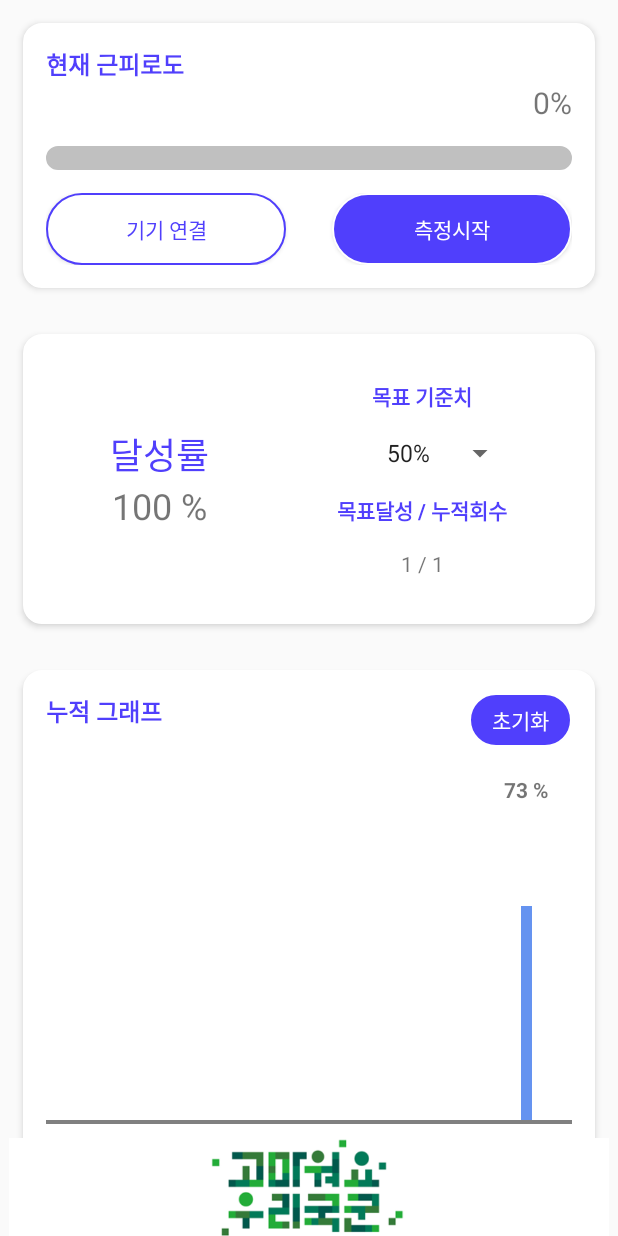
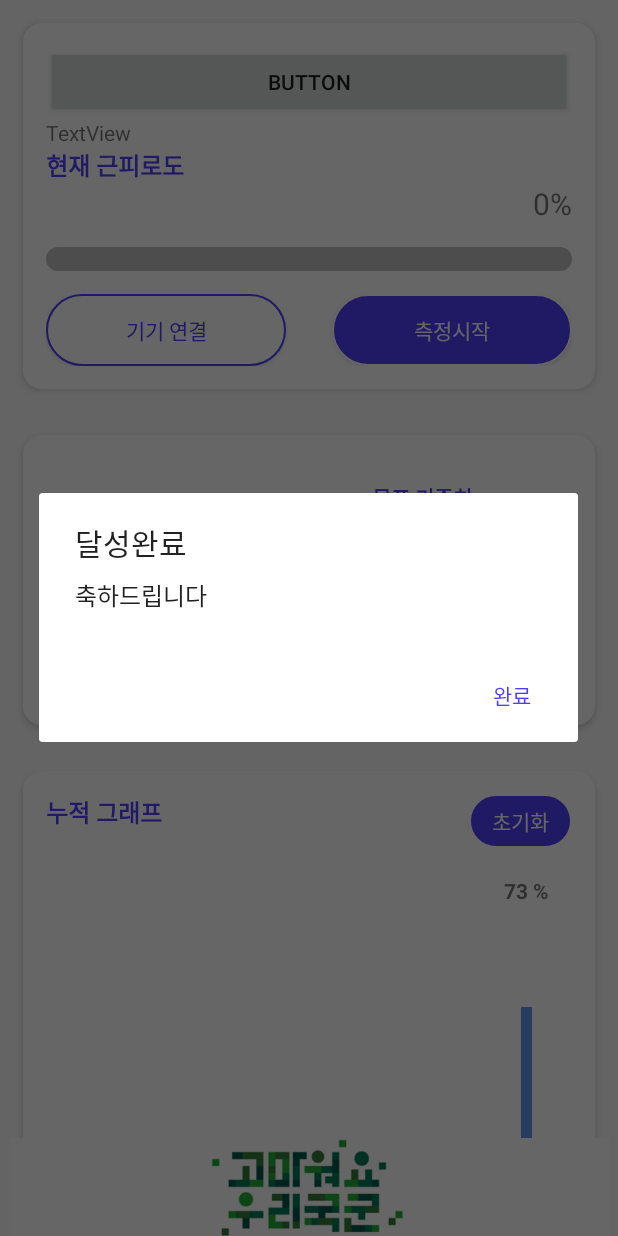
Before and after one commit to islandparadise14/gym, an Android app: the screen it shows after launch (MainActivity), after a tap on "측정시작", on a phone screen of 412 x 824 dp. Run offline under Robolectric (Android 15) with nearby library versions, the phone set to English and light mode, and no system bars; our stand-ins replace ButterKnife; libraries missing offline, so code that uses them is left out: app.akexorcist.bluetotohspp; 5 statements that could not run were skipped.

Commit message:
last commit

```diff
--- a/app/src/main/java/com/example/myofilament/ListFragment.java
+++ b/app/src/main/java/com/example/myofilament/ListFragment.java
@@ -1,8 +1,12 @@
 package com.example.myofilament;
 
 import android.app.Activity;
+import android.app.AlertDialog;
 import android.bluetooth.BluetoothAdapter;
+import android.content.Context;
+import android.content.DialogInterface;
 import android.content.Intent;
+import android.media.MediaPlayer;
 import android.net.Uri;
 import android.os.Bundle;
 import android.support.v4.app.Fragment;
@@ -44,6 +48,9 @@ public class ListFragment extends Fragment {
     SharedPrefManager msharedPrefs;
     TextView reset;
     private BluetoothSPP bt;
+
+
+
 
     TextView sample;
 
@@ -105,6 +112,8 @@ public class ListFragment extends Fragment {
 
         setMainscroll();
 
+        final TextView test = (TextView)view.findViewById(R.id.test);
+
         if (!bt.isBluetoothAvailable()) { //블루투스 사용 불가
             Toast.makeText(getActivity()
                     , "Bluetooth is not available"
@@ -114,7 +123,7 @@ public class ListFragment extends Fragment {
 
         bt.setOnDataReceivedListener(new BluetoothSPP.OnDataReceivedListener() { //데이터 수신
             public void onDataReceived(byte[] data, String message) {
-                Toast.makeText(getActivity(), message, Toast.LENGTH_SHORT).show();
+                test.setText(data.toString());
             }
         });
 
@@ -148,7 +157,7 @@ public class ListFragment extends Fragment {
             }
         });
 
-
+        setup();
         return view;
     }
 
@@ -170,6 +179,7 @@ public class ListFragment extends Fragment {
         msharedPrefs.setList(mainData);
         mListener = null;
         bt.stopService();
+        ((MainActivity)getActivity()).resetmedia();
     }
 
     public interface OnFragmentInteractionListener {
@@ -192,7 +202,12 @@ public class ListFragment extends Fragment {
     }
 
     public void setup() {
-
+        Button btnSend = view.findViewById(R.id.btnSend); //데이터 전송
+        btnSend.setOnClickListener(new View.OnClickListener() {
+            public void onClick(View v) {
+                bt.send("Text", true);
+            }
+        });
     }
 
     public void onActivityResult(int requestCode, int resultCode, Intent data) {
@@ -232,12 +247,35 @@ public class ListFragment extends Fragment {
         startsave.setOnClickListener(new View.OnClickListener() {
             @Override
             public void onClick(View v) {
-                mainData.add((int)((double)Math.random()*100));
+                int input = (int)((double)Math.random()*100);
+                if(input>50 + spinner.getSelectedItemPosition()*5){
+                    ((MainActivity)getActivity()).startmedia();
+
+                    AlertDialog.Builder alertDialogBuilder = new AlertDialog.Builder(
+                            getActivity());
+
+                    // 제목셋팅
+                    alertDialogBuilder.setTitle("달성완료");
+                    alertDialogBuilder
+                            .setMessage("축하드립니다")
+                            .setCancelable(false)
+                            .setPositiveButton("완료",
+                                    new DialogInterface.OnClickListener() {
+                                        public void onClick(
+                                                DialogInterface dialog, int id) {
+                                            ((MainActivity)getActivity()).stopmedia();
+                                        }
+                                    });
+                    AlertDialog alertDialog = alertDialogBuilder.create();
+                    alertDialog.show();
+                }
+                mainData.add(input);
                 calculation();
                 setRecyclerView();
                 setMainscroll();
             }
         });
+
 
     }
 
--- a/app/src/main/java/com/example/myofilament/MainActivity.java
+++ b/app/src/main/java/com/example/myofilament/MainActivity.java
@@ -1,6 +1,7 @@
 package com.example.myofilament;
 
 import android.content.Intent;
+import android.media.MediaPlayer;
 import android.net.Uri;
 import android.os.Handler;
 import android.support.v4.app.Fragment;
@@ -9,6 +10,7 @@ import android.support.v7.app.AppCompatActivity;
 import android.os.Bundle;
 import android.view.View;
 import android.widget.ArrayAdapter;
+import android.widget.Button;
 import android.widget.ImageView;
 import android.widget.Spinner;
 
@@ -18,6 +20,7 @@ public class MainActivity extends AppCompatActivity {
     ImageView imageView;
     int pageNumber = 0;
     FragmentManager fragmentManager;
+    MediaPlayer mediaPlayer;
 
     @Override
     protected void onCreate(Bundle savedInstanceState) {
@@ -93,4 +96,21 @@ public class MainActivity extends AppCompatActivity {
         thread1.start();
     }
 
+    public void startmedia(){
+        mediaPlayer = MediaPlayer.create(MainActivity.this,R.raw.sound_button_wrong);
+        mediaPlayer.start();
+    }
+
+    public void stopmedia(){
+        mediaPlayer.stop();
+        mediaPlayer.reset();
+    }
+
+    public void resetmedia(){
+        if(mediaPlayer != null){
+            mediaPlayer.release();
+            mediaPlayer=null;
+        }
+    }
+
 }
--- a/app/src/main/res/layout/fragment_list.xml
+++ b/app/src/main/res/layout/fragment_list.xml
@@ -24,6 +24,18 @@
                 android:layout_margin="@dimen/space"
                 android:padding="@dimen/space"
                 android:elevation="@dimen/shadow">
+
+                <Button
+                    android:id="@+id/btnSend"
+                    android:layout_width="match_parent"
+                    android:layout_height="wrap_content"
+                    android:text="Button" />
+
+                <TextView
+                    android:id="@+id/test"
+                    android:layout_width="match_parent"
+                    android:layout_height="wrap_content"
+                    android:text="TextView" />
 
                 <TextView
                     android:id="@+id/textView"
```
